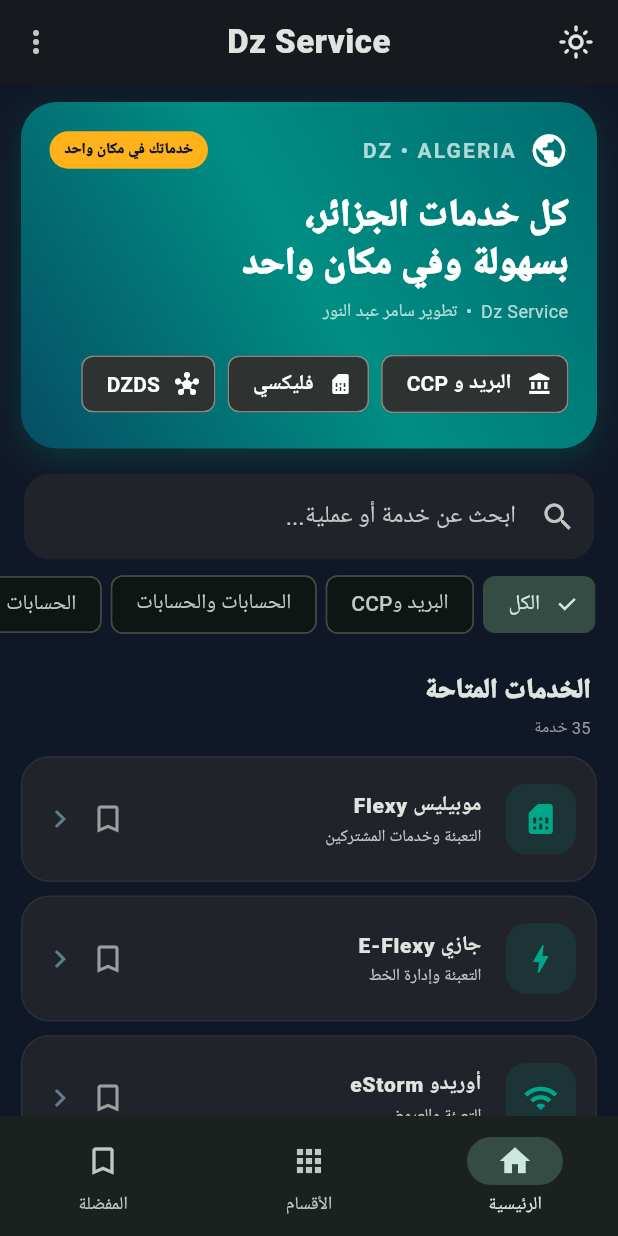
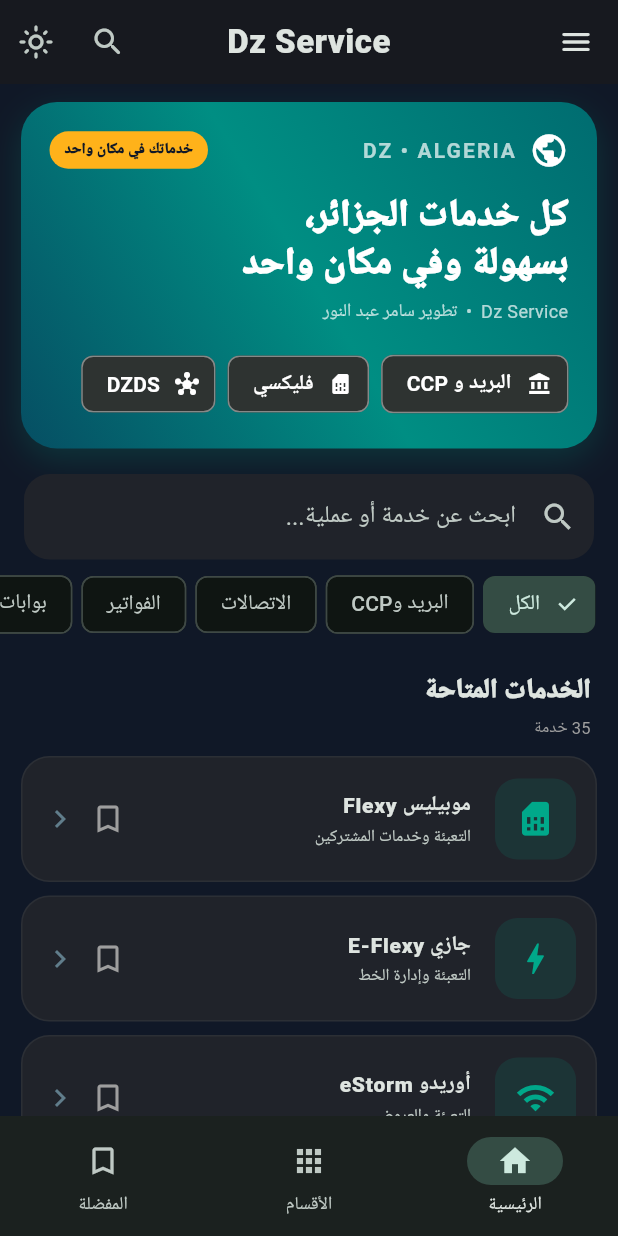
Before and after one commit to samtech15/DZ-Smart-Services, a Flutter app: the screen it shows after launch, on a phone screen of 412 x 824 dp. Run offline on Flutter 3.47's test engine with Material 3 defaults, Android fonts, the phone set to English and light mode, and no system bars; our stand-ins replace shared_preferences.

Commit message:
Redesign Dz Service navigation and menu inspired by reference layout

```diff
--- a/mobile/lib/main.dart
+++ b/mobile/lib/main.dart
@@ -101,7 +101,7 @@ class _HomePageState extends State<HomePage> {
   final TextEditingController accountController = TextEditingController();
   final TextEditingController keyController = TextEditingController();
   final TextEditingController transferController = TextEditingController();
-  static const categories = ['الكل','البريد وCCP','الحسابات والحسابات','الحسابات','الاتصالات','الفواتير','بوابات رقمية','الإدارة والوثائق','العمل والضمان','التعليم','السكن','المالية','الأعمال والتجارة','الصحة','النقل','مواقع عامة'];
+  static const categories = ['الكل','البريد وCCP','الاتصالات','الفواتير','بوابات رقمية','الإدارة والوثائق','العمل والضمان','التعليم','السكن','المالية','الأعمال والتجارة','الصحة','النقل','مواقع عامة'];
 
   @override
   void initState() { super.initState(); _loadFavorites(); }
@@ -139,9 +139,13 @@ class _HomePageState extends State<HomePage> {
         backgroundColor: widget.dark ? const Color(0xFF17191F) : Colors.white,
         title: const Text('Dz Service', style: TextStyle(fontWeight: FontWeight.w900, letterSpacing: .3)),
         centerTitle: true,
-        leading: IconButton(onPressed: widget.onTheme, icon: Icon(widget.dark ? Icons.light_mode_outlined : Icons.dark_mode_outlined)),
-        actions: [IconButton(onPressed: () => _showAbout(), icon: const Icon(Icons.more_vert))],
+        leading: Builder(builder: (ctx) => IconButton(onPressed: () => Scaffold.of(ctx).openDrawer(), icon: const Icon(Icons.menu_rounded))),
+        actions: [
+          IconButton(onPressed: () => showSearch(context: context, delegate: _ServiceSearchDelegate((s) => _open(s.url))), icon: const Icon(Icons.search_rounded)),
+          IconButton(onPressed: widget.onTheme, icon: Icon(widget.dark ? Icons.light_mode_outlined : Icons.dark_mode_outlined)),
+        ],
       ),
+      drawer: _appDrawer(),
       body: SafeArea(child: Column(children: [
         if (tab == 0) _brandBanner(),
         Padding(padding: const EdgeInsets.fromLTRB(16, 12, 16, 8), child: TextField(
@@ -179,6 +183,28 @@ class _HomePageState extends State<HomePage> {
       ]),
     ));
   }
+
+  Widget _appDrawer() => Drawer(child: SafeArea(child: Column(children: [
+    Container(width: double.infinity, padding: const EdgeInsets.fromLTRB(20, 28, 20, 22), decoration: const BoxDecoration(gradient: LinearGradient(colors: [Color(0xFF075E61), Color(0xFF10233B)])), child: const Column(crossAxisAlignment: CrossAxisAlignment.start, children: [
+      CircleAvatar(radius: 29, backgroundColor: Color(0xFFFFB21A), child: Icon(Icons.account_balance_rounded, color: Color(0xFF10233B), size: 30)),
+      SizedBox(height: 12), Text('Dz Service', style: TextStyle(color: Colors.white, fontSize: 24, fontWeight: FontWeight.w900)),
+      Text('تطوير سامر عبد النور', style: TextStyle(color: Colors.white70)),
+      Text('خدمات الجزائر في مكان واحد', style: TextStyle(color: Colors.white70, fontSize: 12)),
+    ])),
+    Expanded(child: ListView(children: [
+      _drawerItem(Icons.person_outline, 'رقم حسابي الشخصي', () { Navigator.pop(context); _ripDialog(); }),
+      _drawerItem(Icons.bookmark_outline, 'حسابات CCP المحفوظة', () { Navigator.pop(context); _message('لا تحفظ كلمات المرور أو مفاتيح CCP داخل التطبيق حفاظاً على أمانك.'); }),
+      _drawerItem(Icons.forum_outlined, 'منتدى الأسئلة', () { Navigator.pop(context); _message('سيتم إضافة قسم الأسئلة الشائعة في تحديث قادم.'); }),
+      _drawerItem(Icons.notifications_none, 'التذكيرات والإشعارات', () { Navigator.pop(context); _message('التنبيهات المحلية قيد التطوير.'); }),
+      _drawerItem(Icons.info_outline, 'حول التطبيق', () { Navigator.pop(context); _showAbout(); }),
+      _drawerItem(Icons.shield_outlined, 'استشارة خاصة', () { Navigator.pop(context); _message('لا ترسل بياناتك البنكية أو رموز التحقق لأي شخص.'); }),
+      _drawerItem(Icons.settings_outlined, 'الإعدادات والمظهر', () { Navigator.pop(context); widget.onTheme(); }),
+      const Divider(height: 28),
+      Padding(padding: const EdgeInsets.all(16), child: Text('أدوات وخدمات Dz Service', style: TextStyle(color: Colors.grey, fontWeight: FontWeight.bold))),
+    ])),
+    const Padding(padding: EdgeInsets.all(14), child: Text('Dz Service • سامر عبد النور', style: TextStyle(color: Colors.grey, fontSize: 11))),
+  ])));
+  Widget _drawerItem(IconData icon, String title, VoidCallback action) => ListTile(leading: Icon(icon, color: teal), title: Text(title, style: const TextStyle(fontWeight: FontWeight.w700)), trailing: const Icon(Icons.chevron_left), onTap: action);
 
   Widget _brandBanner() => Container(
     margin: const EdgeInsets.fromLTRB(14, 12, 14, 5), padding: const EdgeInsets.all(19),
@@ -223,7 +249,7 @@ class _HomePageState extends State<HomePage> {
   Widget _serviceTile(Service s) {
     final fav = favorites.contains(s.title);
     return Container(margin: const EdgeInsets.only(bottom: 9), decoration: BoxDecoration(color: tile, borderRadius: BorderRadius.circular(19), border: Border.all(color: ink.withValues(alpha: .06))),
-      child: ListTile(contentPadding: const EdgeInsets.symmetric(horizontal: 13, vertical: 5), leading: Container(width: 47, height: 47, decoration: BoxDecoration(color: teal.withValues(alpha: .13), borderRadius: BorderRadius.circular(14)), child: Icon(s.icon, color: teal)), title: Text(s.title, style: const TextStyle(fontWeight: FontWeight.w800, fontSize: 14)), subtitle: Text(s.subtitle, maxLines: 2, overflow: TextOverflow.ellipsis, style: const TextStyle(fontSize: 11)), trailing: SizedBox(width: 78, child: Row(mainAxisAlignment: MainAxisAlignment.end, children: [
+      child: ListTile(contentPadding: const EdgeInsets.symmetric(horizontal: 13, vertical: 5), leading: Container(width: 54, height: 54, decoration: BoxDecoration(color: teal.withValues(alpha: .13), borderRadius: BorderRadius.circular(15)), child: Icon(s.icon, color: teal, size: 27)), title: Text(s.title, style: const TextStyle(fontWeight: FontWeight.w800, fontSize: 14)), subtitle: Text(s.subtitle, maxLines: 2, overflow: TextOverflow.ellipsis, style: const TextStyle(fontSize: 11)), trailing: SizedBox(width: 78, child: Row(mainAxisAlignment: MainAxisAlignment.end, children: [
         IconButton(visualDensity: VisualDensity.compact, onPressed: () => _favorite(s), icon: Icon(fav ? Icons.bookmark : Icons.bookmark_border, color: fav ? amber : Colors.grey)),
         const Icon(Icons.chevron_left, color: Colors.blueGrey),
       ])), onTap: () => _open(s.url)),
@@ -258,5 +284,5 @@ class _HomePageState extends State<HomePage> {
       const SizedBox(height: 10), TextField(controller: transferController, keyboardType: TextInputType.number, decoration: const InputDecoration(labelText: 'المبلغ بالدينار', border: OutlineInputBorder())),
     ]), actions: [TextButton(onPressed: () => Navigator.pop(ctx), child: const Text('إغلاق')), FilledButton(onPressed: () { final v = int.tryParse(transferController.text); Navigator.pop(ctx); _message(v == null ? 'أدخل مبلغاً صحيحاً.' : 'المبلغ المدخل: $v دج'); }, child: const Text('تحقق'))]));
   }
-  void _showAbout() => showAboutDialog(context: context, applicationName: 'Dz Service', applicationVersion: '2.2.0', applicationLegalese: 'تطوير سامر عبد النور', children: const [Text('تطبيق مستقل يجمع روابط الخدمات العامة وأدوات مساعدة. ليس تابعاً لبريد الجزائر أو لأي جهة حكومية. لا تدخل كلمات المرور أو رموز OTP أو بيانات البطاقة داخل التطبيق.')]);
+  void _showAbout() => showAboutDialog(context: context, applicationName: 'Dz Service', applicationVersion: '3.0.0', applicationLegalese: 'تطوير سامر عبد النور', children: const [Text('تطبيق مستقل يجمع روابط الخدمات العامة وأدوات مساعدة. ليس تابعاً لبريد الجزائر أو لأي جهة حكومية. لا تدخل كلمات المرور أو رموز OTP أو بيانات البطاقة داخل التطبيق.')]);
 }
```
